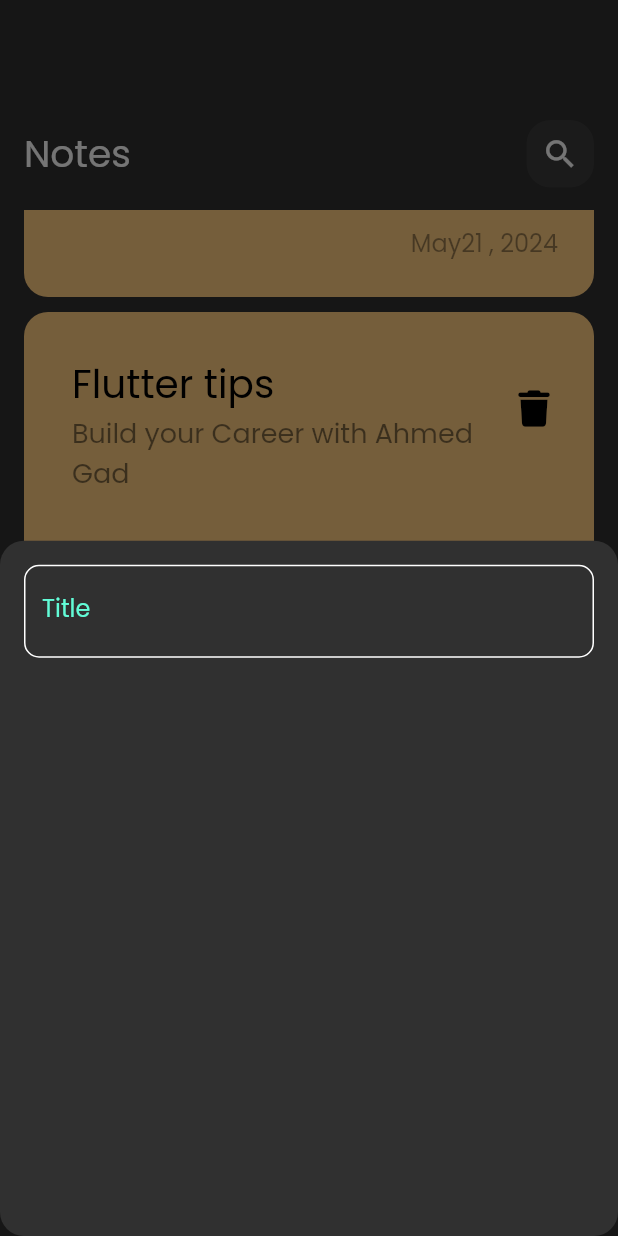
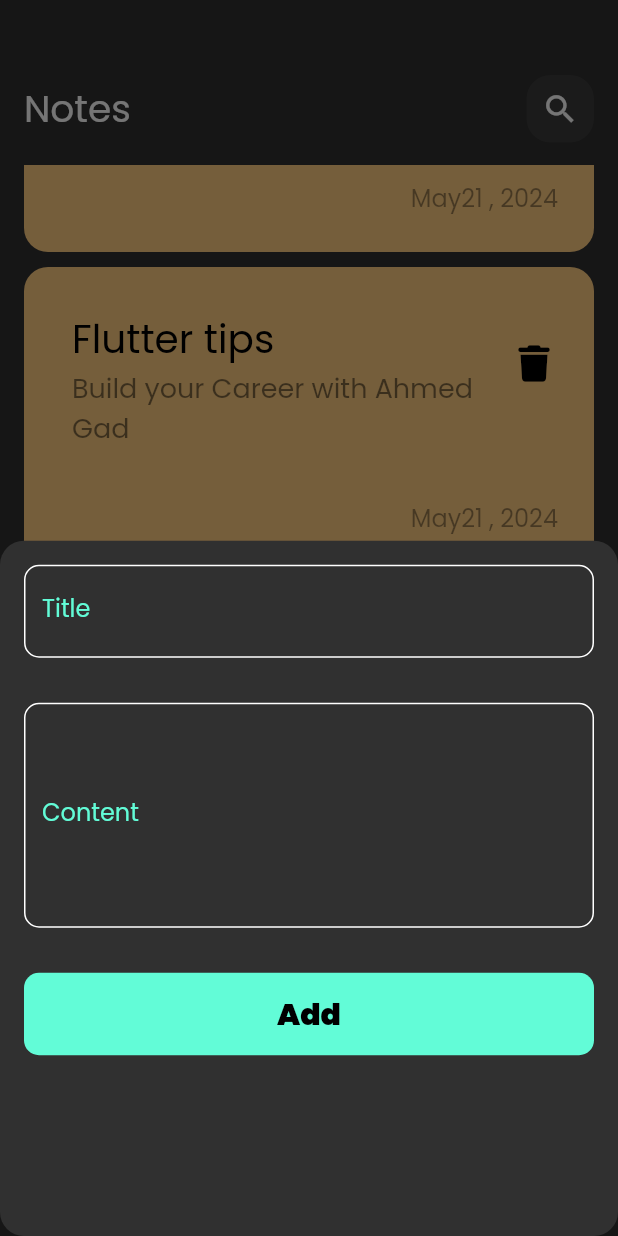
Before and after one commit to AhmedAljamal/ToDo_App, a Flutter app: the screen it shows after launch, scrolled down 576 dp, after a tap on the "add" icon, on a phone screen of 412 x 824 dp. Run offline on Flutter 3.47's test engine with Material 3 defaults, Android fonts, the phone set to English and light mode, and no system bars; our stand-ins replace font_awesome_flutter.

Commit message:
add button for floating action button

```diff
--- a/lib/widgets/add_note_bottom_sheet.dart
+++ b/lib/widgets/add_note_bottom_sheet.dart
@@ -1,4 +1,6 @@
 import 'package:flutter/material.dart';
+import 'package:todo_app/constants.dart';
+import 'package:todo_app/widgets/custom_button_widget.dart';
 import 'package:todo_app/widgets/custom_text_field.dart';
 
 class AddNoteBottomSheet extends StatelessWidget {
@@ -7,11 +9,30 @@ class AddNoteBottomSheet extends StatelessWidget {
   @override
   Widget build(BuildContext context) {
     return Padding(
-      padding: const EdgeInsets.symmetric(horizontal: 16 , vertical: 16),
-      child: Column(
-        children: [
-          CustomTextField(),
-        ],
+      padding: const EdgeInsets.symmetric(horizontal: 16, vertical: 16),
+      child: Container(
+        height: 450,
+        child: SingleChildScrollView(
+          child: Column(
+            children: [
+              CustomTextField(
+                text: 'Title',
+              ),
+              SizedBox(
+                height: 30,
+              ),
+              CustomTextField(
+                text: 'Content',
+                max: 5,
+              ),
+              SizedBox(
+                height: 30,
+              ),
+
+              CustomButton(),
+            ],
+          ),
+        ),
       ),
     );
   }
--- /dev/null
+++ b/lib/widgets/custom_button_widget.dart
@@ -0,0 +1,28 @@
+import 'package:flutter/material.dart';
+import 'package:todo_app/constants.dart';
+
+class CustomButton extends StatelessWidget {
+  const CustomButton({super.key});
+
+  @override
+  Widget build(BuildContext context) {
+    return GestureDetector(
+      onTap: null,
+      child: Container(
+        width: MediaQuery.of(context).size.width,
+        height: 55,
+        decoration: BoxDecoration(
+          borderRadius: BorderRadius.circular(10),
+          color: kPrimaryColor,
+        ),
+        child: Center(child: Text('Add',
+        style: TextStyle(
+          color: Colors.black,
+          fontSize: 20,
+          fontWeight: FontWeight.bold,
+        ),
+        ),),
+      ),
+    );
+  }
+}
--- a/lib/widgets/custom_home_view_body.dart
+++ b/lib/widgets/custom_home_view_body.dart
@@ -14,7 +14,7 @@ class CustomHomeViewBody extends StatelessWidget {
       child: Column(
         children: [
           SizedBox(
-            height: 80,
+            height: 50,
           ),
           CustomAppBar(),
 
--- a/lib/widgets/custom_notes_list_view.dart
+++ b/lib/widgets/custom_notes_list_view.dart
@@ -9,6 +9,7 @@ class NotesListView extends StatelessWidget {
     return Padding(
       padding: const EdgeInsets.symmetric(vertical: 15),
       child: ListView.builder(
+        physics: BouncingScrollPhysics(),
         padding: EdgeInsets.zero,
         itemBuilder: (context, index) {
         return Padding(
--- a/lib/widgets/custom_text_field.dart
+++ b/lib/widgets/custom_text_field.dart
@@ -2,19 +2,22 @@ import 'package:flutter/material.dart';
 import 'package:todo_app/constants.dart';
 
 class CustomTextField extends StatelessWidget {
-  const CustomTextField({super.key});
+  const CustomTextField({super.key, required this.text,  this.max = 1});
 
+  final String text;
+  final int max;
   @override
   Widget build(BuildContext context) {
     return TextField(
       cursorColor: kPrimaryColor,
       decoration: buildInput(),
+      maxLines: max,
     );
   }
 
   InputDecoration buildInput() {
     return InputDecoration(
-      labelText: 'Title',
+      labelText: text,
       labelStyle: TextStyle(
         color: kPrimaryColor,
       ),
```
